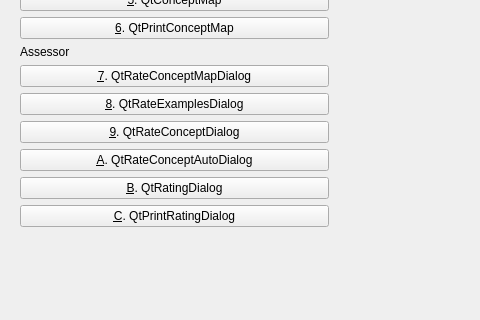
This is qtbrainweavermenudialog.ui in richelbilderbeek/BrainWeaver as Qt 5 draws it before an edit; both pictures show x 0 to 480 and y 221 to 541 of the 681 by 627 pixel window. The edited form follows.
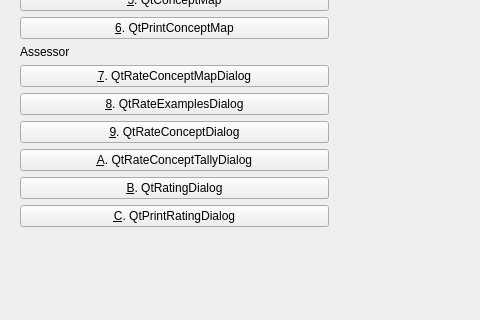
This is the edited form. Icons and pictures are not drawn.

Commit message: All Brainweaver dialogs can open and close

```diff
--- a/qtbrainweavermenudialog.ui
+++ b/qtbrainweavermenudialog.ui
@@ -177,7 +177,7 @@
       <item>
        <widget class="QPushButton" name="button_rate_concept_auto">
         <property name="text">
-         <string>&amp;A. QtRateConceptAutoDialog</string>
+         <string>&amp;A. QtRateConceptTallyDialog</string>
         </property>
        </widget>
       </item>
```
The commit also changes 3 other files.
